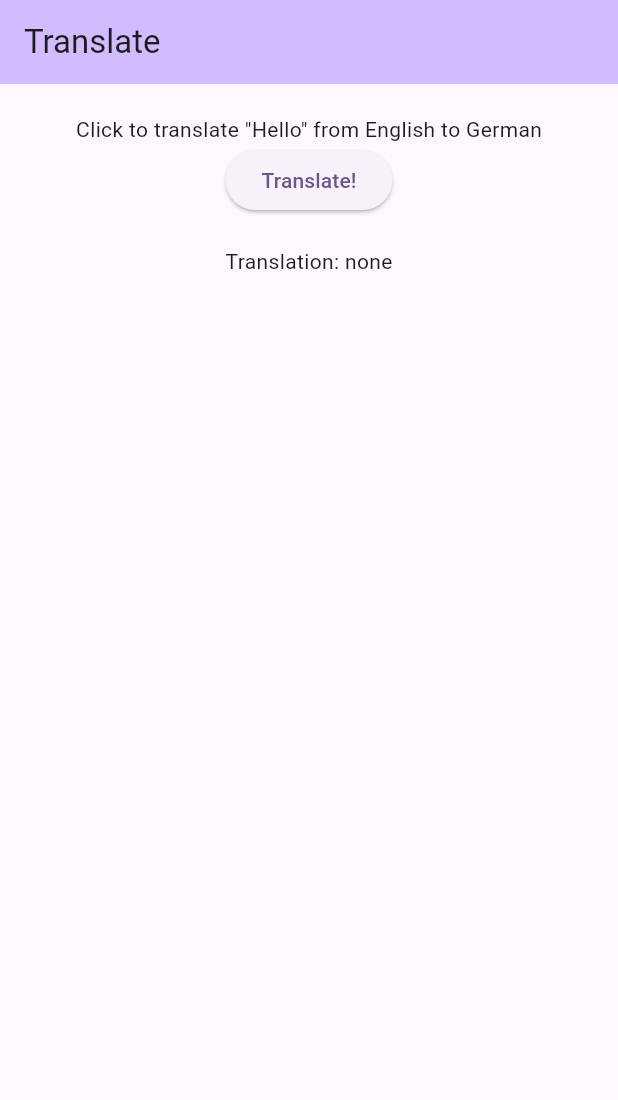
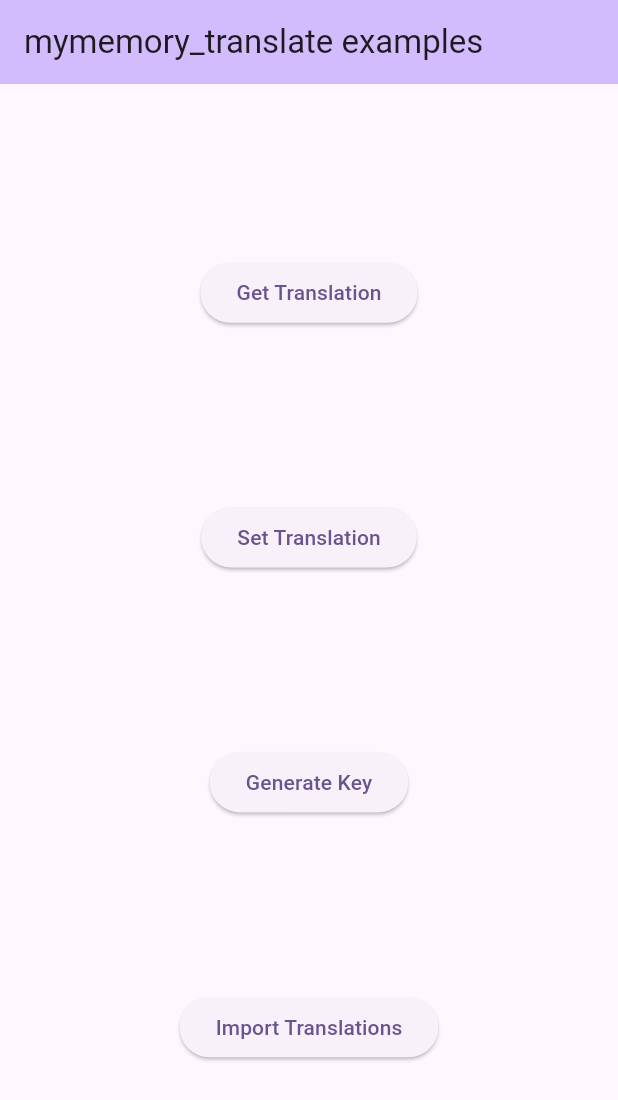
Before and after one commit to alettsy/mymemory_translate, a Flutter app: the screen it shows after launch, on a phone screen of 412 x 824 dp. Shown: the top 1100 px of the screen. Run offline on Flutter 3.47's test engine with Material 3 defaults, Android fonts, the phone set to English and light mode, and no system bars; our stand-ins replace get.

Commit message:
Add more examples

```diff
--- a/example/lib/main.dart
+++ b/example/lib/main.dart
@@ -1,6 +1,9 @@
+import 'package:example/pages/generate_key.dart';
+import 'package:example/pages/get_translation.dart';
+import 'package:example/pages/importing.dart';
+import 'package:example/pages/set_translation.dart';
 import 'package:flutter/material.dart';
-import 'package:http/http.dart' as http;
-import 'package:mymemory_translate/mymemory_translate.dart';
+import 'package:get/get.dart';
 
 void main() {
   runApp(const MyApp());
@@ -11,61 +14,56 @@ class MyApp extends StatelessWidget {
 
   @override
   Widget build(BuildContext context) {
-    return MaterialApp(
-      title: 'Flutter Demo',
+    return GetMaterialApp(
+      initialRoute: '/',
+      routes: {
+        '/': (context) => const Home(),
+        '/get_translation': (context) => const GetTranslation(),
+        '/set_translation': (context) => const SetTranslation(),
+        '/keygen': (context) => const GenerateKey(),
+        '/importing': (context) => const Importing(),
+      },
+      title: 'mymemory_translate examples',
       theme: ThemeData(
         colorScheme: ColorScheme.fromSeed(seedColor: Colors.deepPurple),
         useMaterial3: true,
       ),
-      home: const ExampleTranslate(),
     );
   }
 }
 
-class ExampleTranslate extends StatefulWidget {
-  const ExampleTranslate({super.key});
-
-  @override
-  State<ExampleTranslate> createState() => _ExampleTranslateState();
-}
-
-class _ExampleTranslateState extends State<ExampleTranslate> {
-  var loading = false;
-  var translatedText = 'none';
-
-  void translate() async {
-    setState(() {
-      loading = true;
-    });
-
-    var translator = MyMemoryTranslate(http.Client());
-    var result = await translator.translate('Hello', 'en-us', 'de');
-
-    setState(() {
-      loading = false;
-      translatedText = result.responseData.translatedText;
-    });
-  }
+class Home extends StatelessWidget {
+  const Home({super.key});
 
   @override
   Widget build(BuildContext context) {
     return Scaffold(
       appBar: AppBar(
         backgroundColor: Theme.of(context).colorScheme.inversePrimary,
-        title: const Text('Translate'),
+        title: const Text('mymemory_translate examples'),
       ),
       body: SizedBox(
         width: MediaQuery.of(context).size.width,
-        height: MediaQuery.of(context).size.height,
         child: Column(
+          mainAxisAlignment: MainAxisAlignment.spaceEvenly,
           crossAxisAlignment: CrossAxisAlignment.center,
           children: [
-            const SizedBox(height: 20),
-            const Text('Click to translate "Hello" from English to German'),
             ElevatedButton(
-                onPressed: translate, child: const Text('Translate!')),
-            const SizedBox(height: 20),
-            Text(loading ? 'Loading...' : 'Translation: $translatedText'),
+              onPressed: () => Get.toNamed('/get_translation'),
+              child: const Text('Get Translation'),
+            ),
+            ElevatedButton(
+              onPressed: () => Get.toNamed('/set_translation'),
+              child: const Text('Set Translation'),
+            ),
+            ElevatedButton(
+              onPressed: () => Get.toNamed('/keygen'),
+              child: const Text('Generate Key'),
+            ),
+            ElevatedButton(
+              onPressed: () => Get.toNamed('/importing'),
+              child: const Text('Import Translations'),
+            ),
           ],
         ),
       ),
--- a/example/pubspec.yaml
+++ b/example/pubspec.yaml
@@ -13,6 +13,7 @@ dependencies:
   mymemory_translate:
     path: ../
   http: ^1.2.1
+  get: ^4.6.6
 
 dev_dependencies:
   flutter_test:
```
Also changed, not shown: example/lib/pages/generate_key.dart (added, +62 -0 lines), example/lib/pages/get_translation.dart (added, +61 -0 lines), example/lib/pages/importing.dart (added, +175 -0 lines), example/lib/pages/set_translation.dart (added, +62 -0 lines), example/pubspec.lock.
